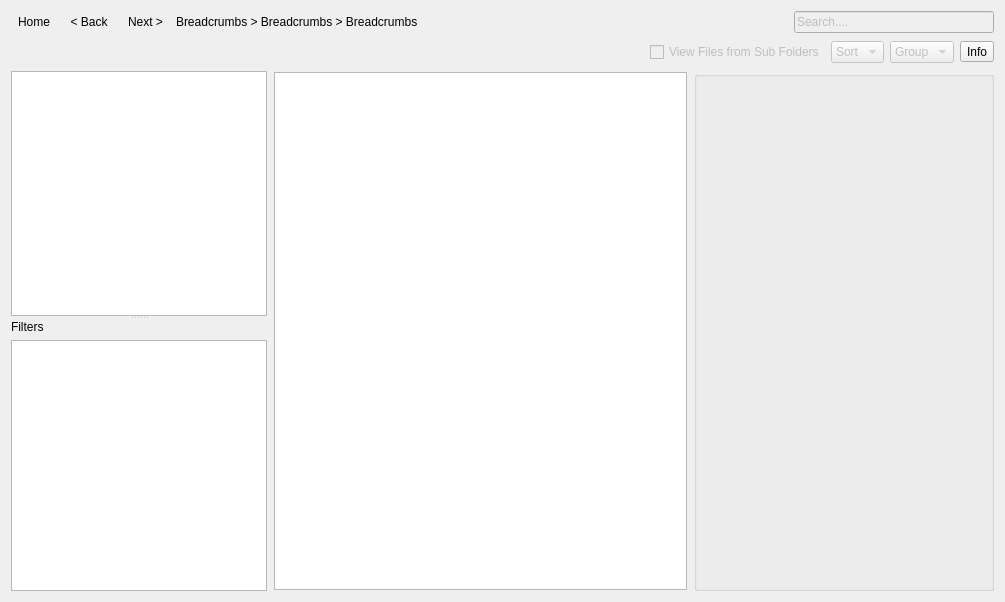
This is resources/dialog.ui in shotgunsoftware/tk-multi-loader2 as Qt 5 draws it before an edit. The edited form follows.
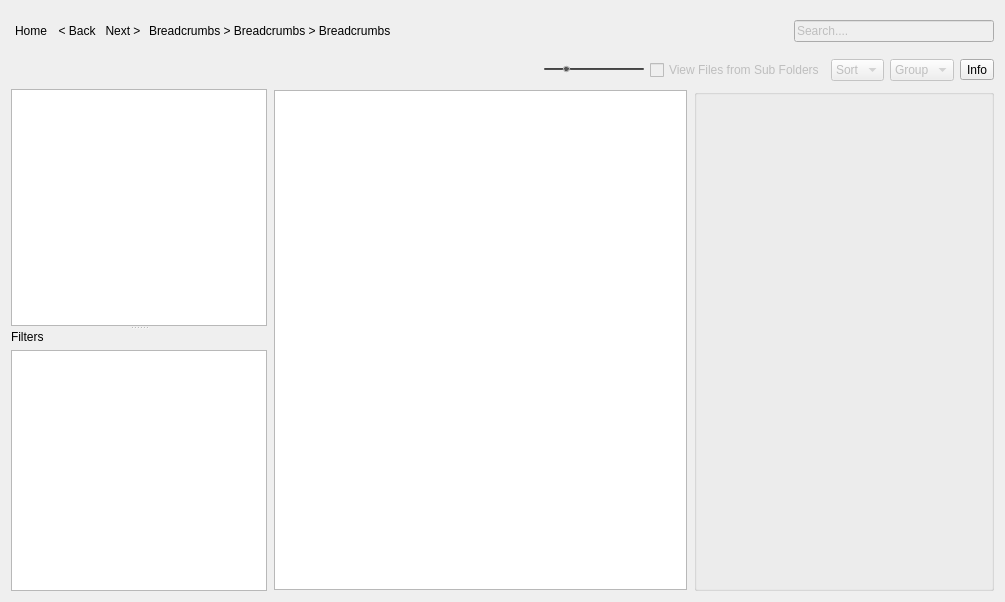
This is the edited form. Icons and pictures are not drawn.

Commit message: added thumb size slider

```diff
--- a/resources/dialog.ui
+++ b/resources/dialog.ui
@@ -18,6 +18,18 @@
     <layout class="QHBoxLayout" name="horizontalLayout_3">
      <item>
       <widget class="QToolButton" name="navigation_home">
+       <property name="minimumSize">
+        <size>
+         <width>40</width>
+         <height>40</height>
+        </size>
+       </property>
+       <property name="maximumSize">
+        <size>
+         <width>40</width>
+         <height>40</height>
+        </size>
+       </property>
        <property name="text">
         <string>Home</string>
        </property>
@@ -32,6 +44,18 @@
      </item>
      <item>
       <widget class="QToolButton" name="navigation_prev">
+       <property name="minimumSize">
+        <size>
+         <width>40</width>
+         <height>40</height>
+        </size>
+       </property>
+       <property name="maximumSize">
+        <size>
+         <width>40</width>
+         <height>40</height>
+        </size>
+       </property>
        <property name="text">
         <string>&lt; Back</string>
        </property>
@@ -46,6 +70,18 @@
      </item>
      <item>
       <widget class="QToolButton" name="navigation_next">
+       <property name="minimumSize">
+        <size>
+         <width>40</width>
+         <height>40</height>
+        </size>
+       </property>
+       <property name="maximumSize">
+        <size>
+         <width>40</width>
+         <height>40</height>
+        </size>
+       </property>
        <property name="text">
         <string>Next &gt;</string>
        </property>
@@ -122,6 +158,58 @@
          </property>
         </spacer>
        </item>
+       <item>
+        <widget class="QSlider" name="thumb_scale">
+         <property name="minimumSize">
+          <size>
+           <width>100</width>
+           <height>0</height>
+          </size>
+         </property>
+         <property name="maximumSize">
+          <size>
+           <width>100</width>
+           <height>16777215</height>
+          </size>
+         </property>
+         <property name="styleSheet">
+          <string notr="true">QSlider::groove:horizontal {
+     /*border: 1px solid #999999; */
+     height: 2px; /* the groove expands to the size of the slider by default. by giving it a height, it has a fixed size */
+     background: qlineargradient(x1:0, y1:0, x2:0, y2:1, stop:0 #3F3F3F, stop:1 #545454);
+     margin: 2px 0;
+     border-radius: 1px;
+ }
+
+ QSlider::handle:horizontal {
+     background: #545454;
+     border: 1px solid #B6B6B6;
+     width: 5px;
+     margin: -2px 0; /* handle is placed by default on the contents rect of the groove. Expand outside the groove */
+     border-radius: 3px;
+ }
+</string>
+         </property>
+         <property name="minimum">
+          <number>50</number>
+         </property>
+         <property name="maximum">
+          <number>300</number>
+         </property>
+         <property name="value">
+          <number>100</number>
+         </property>
+         <property name="orientation">
+          <enum>Qt::Horizontal</enum>
+         </property>
+         <property name="invertedAppearance">
+          <bool>false</bool>
+         </property>
+         <property name="invertedControls">
+          <bool>false</bool>
+         </property>
+        </widget>
+       </item>
        <item>
         <widget class="QCheckBox" name="checkBox">
          <property name="enabled">
@@ -227,11 +315,8 @@
        </property>
        <item>
         <widget class="QListView" name="publish_list">
-         <property name="iconSize">
-          <size>
-           <width>200</width>
-           <height>200</height>
-          </size>
+         <property name="editTriggers">
+          <set>QAbstractItemView::NoEditTriggers</set>
          </property>
          <property name="movement">
           <enum>QListView::Static</enum>
```
The commit also changes 5 other files.
